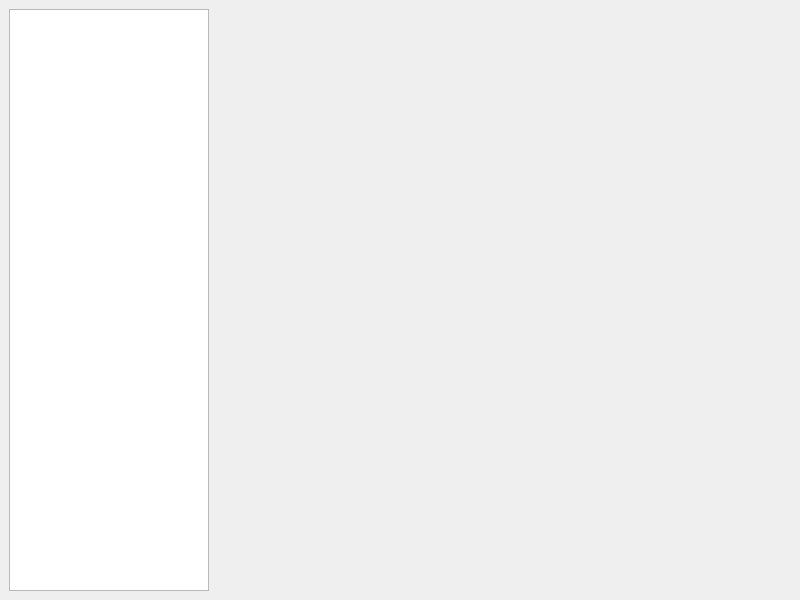
First picture: the form in mpldesigner/window.ui, repository dapperfu/PyQt5Scratch, before the edit.
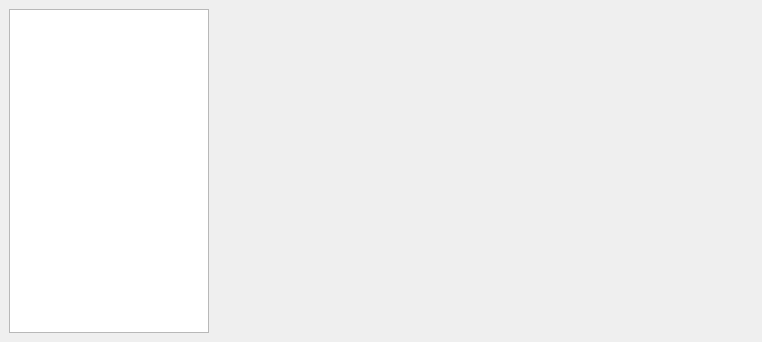
Second picture: the form after the edit.

Commit message: Git Auto Commit: Sun Dec 11 03:42:51 EST 2016

```diff
--- a/mpldesigner/window.ui
+++ b/mpldesigner/window.ui
@@ -6,8 +6,8 @@
    <rect>
     <x>0</x>
     <y>0</y>
-    <width>800</width>
-    <height>600</height>
+    <width>762</width>
+    <height>342</height>
    </rect>
   </property>
   <property name="windowTitle">
@@ -33,6 +33,9 @@
     </item>
     <item row="0" column="2">
      <widget class="QWidget" name="mplwindow" native="true">
+      <property name="enabled">
+       <bool>true</bool>
+      </property>
       <property name="sizePolicy">
        <sizepolicy hsizetype="Preferred" vsizetype="Preferred">
         <horstretch>0</horstretch>
```
